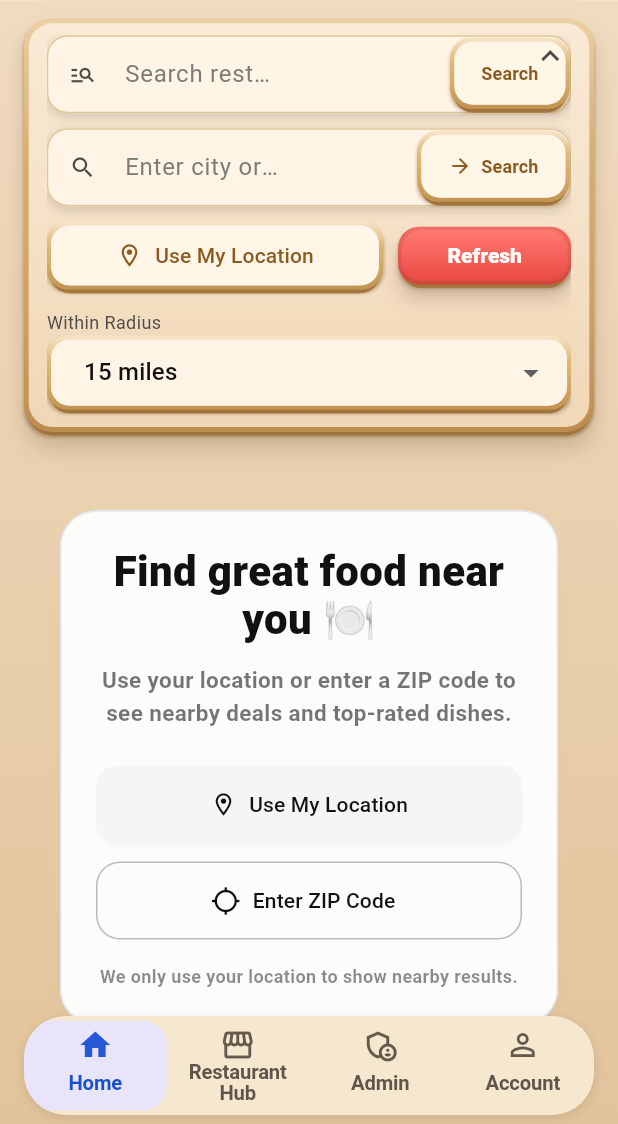
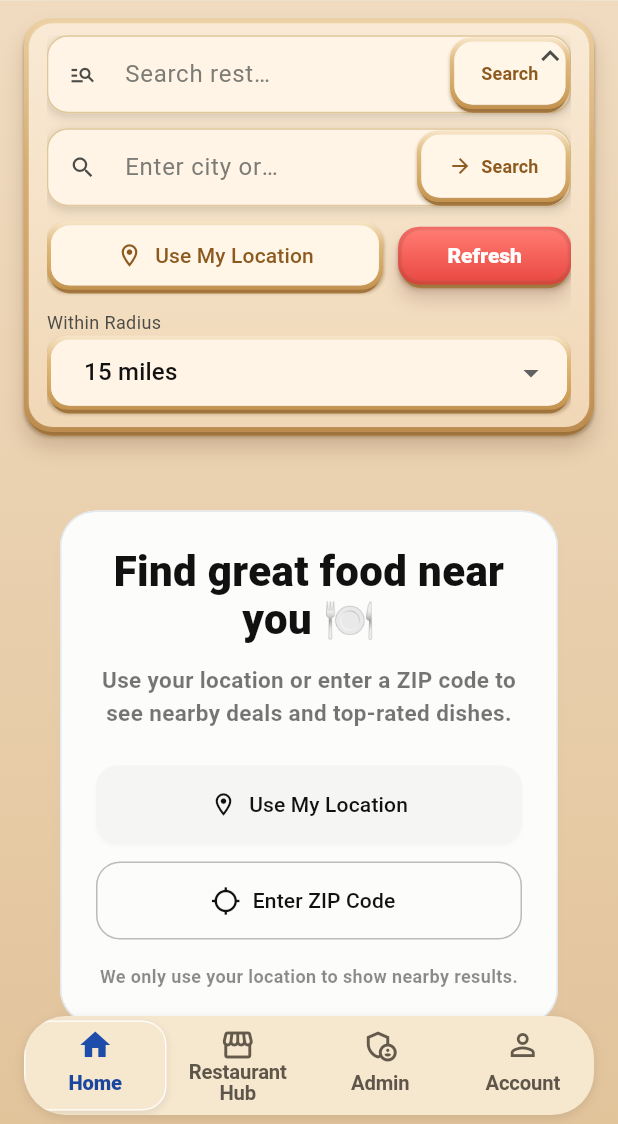
Before and after one commit to BiteBiteApp/coupon_app, a Flutter app: the screen it shows after launch, on a phone screen of 412 x 824 dp, the part 112-1236 px from its top. Run offline on Flutter 3.47's test engine with Material 3 defaults, Android fonts, the phone set to English and light mode, and no system bars; our stand-ins replace app_links, cloud_firestore, cloud_functions, firebase_auth, firebase_core, geocoding and 3 more; accounts and stored records are empty.

Commit message:
backup-before-selected-pill-width-tighten

```diff
--- a/lib/screens/main_navigation_screen.dart
+++ b/lib/screens/main_navigation_screen.dart
@@ -227,14 +227,25 @@ class _MainNavigationScreenState extends State<MainNavigationScreen> {
                         Container(
                           padding: item.key == selectedIndex
                               ? const EdgeInsets.symmetric(
-                                  horizontal: 22,
-                                  vertical: 4,
+                                  horizontal: 20,
+                                  vertical: 3,
                                 )
                               : EdgeInsets.zero,
                           decoration: item.key == selectedIndex
                               ? BoxDecoration(
-                                  color: const Color(0xFFE7E4FB),
+                                  color: const Color(0xFFF6E7CF),
                                   borderRadius: BorderRadius.circular(16),
+                                  border: Border.all(
+                                    color: Colors.white.withOpacity(0.82),
+                                    width: 1.0,
+                                  ),
+                                  boxShadow: [
+                                    BoxShadow(
+                                      color: Colors.black.withOpacity(0.08),
+                                      blurRadius: 4,
+                                      offset: const Offset(0, 2),
+                                    ),
+                                  ],
                                 )
                               : null,
                           child: Column(
@@ -248,7 +259,7 @@ class _MainNavigationScreenState extends State<MainNavigationScreen> {
                                         ? item.value.selectedIcon
                                         : item.value.icon,
                                     color: item.key == selectedIndex
-                                        ? const Color(0xFF2458D6)
+                                        ? const Color(0xFF1E4CAA)
                                         : const Color(0xFF645A4C),
                                     size: 24,
                                   ),
@@ -262,10 +273,10 @@ class _MainNavigationScreenState extends State<MainNavigationScreen> {
                                     textAlign: TextAlign.center,
                                     style: TextStyle(
                                       color: item.key == selectedIndex
-                                          ? const Color(0xFF184FCC)
+                                          ? const Color(0xFF1A469F)
                                           : const Color(0xFF5E564A),
                                       fontWeight: item.key == selectedIndex
-                                          ? FontWeight.w700
+                                          ? FontWeight.w800
                                           : FontWeight.w600,
                                       fontSize: 13.5,
                                       letterSpacing: -0.1,
```
